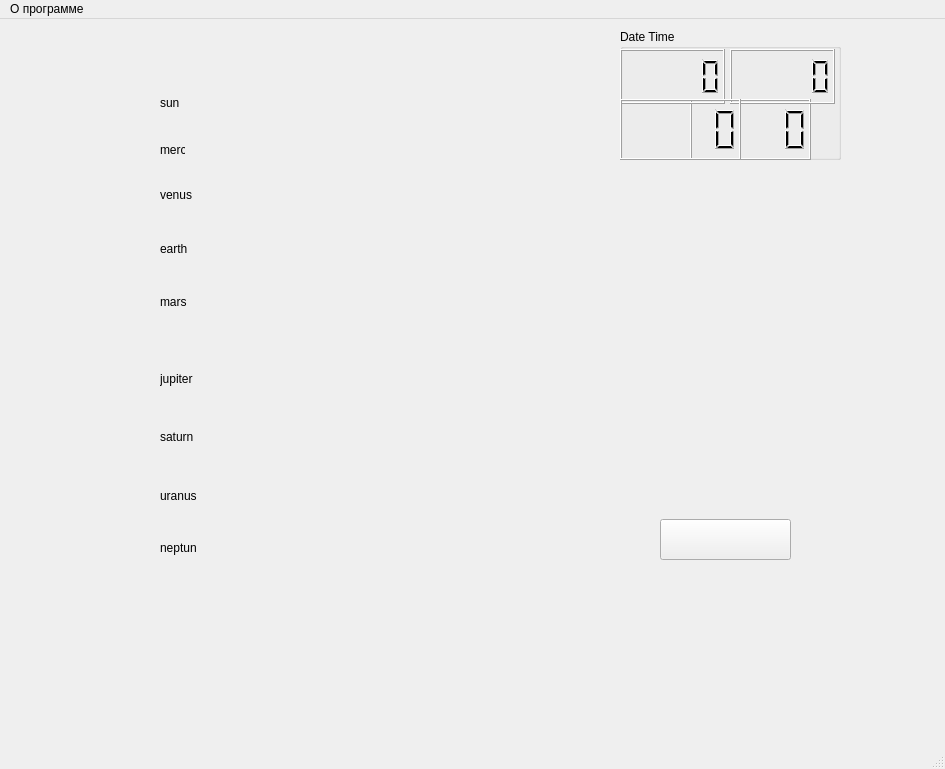
The window that Syzygy/mainwindow.ui (maxpe3447/SyZyGy) describes before a commit, drawn with Qt 5.
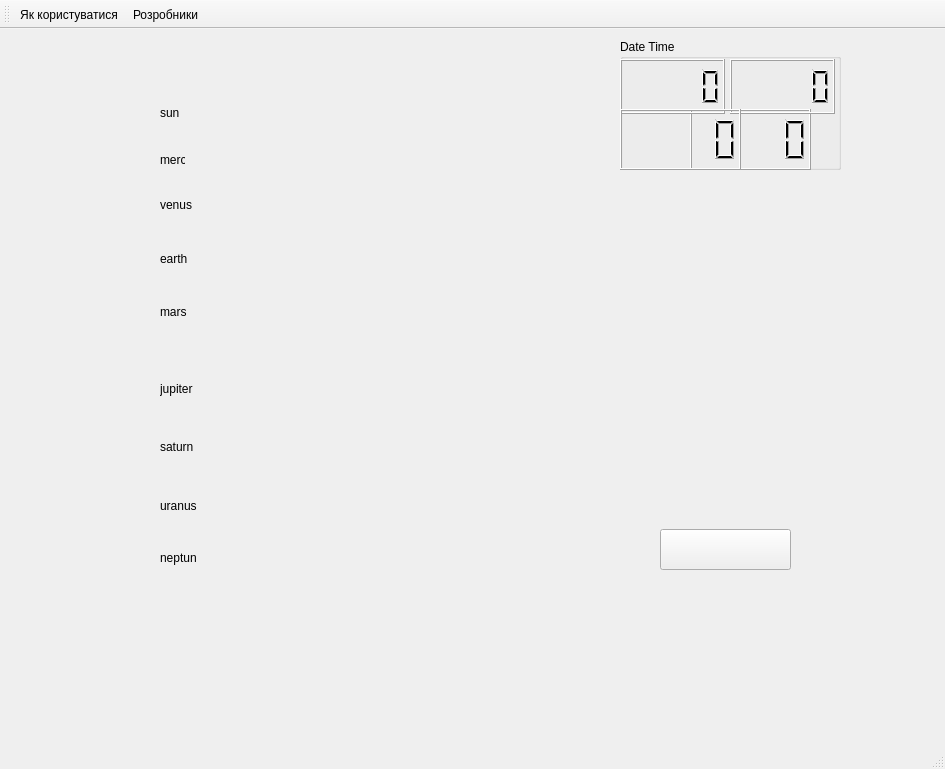
The same window after the commit. Icons and pictures are not drawn.

Patch:
```diff
--- a/Syzygy/mainwindow.ui
+++ b/Syzygy/mainwindow.ui
@@ -302,24 +302,6 @@
    <zorder>pb__</zorder>
    <zorder>pbDisMenu</zorder>
   </widget>
-  <widget class="QMenuBar" name="menubar">
-   <property name="geometry">
-    <rect>
-     <x>0</x>
-     <y>0</y>
-     <width>945</width>
-     <height>21</height>
-    </rect>
-   </property>
-   <widget class="QMenu" name="menu">
-    <property name="title">
-     <string>О программе </string>
-    </property>
-    <addaction name="action"/>
-    <addaction name="action_2"/>
-   </widget>
-   <addaction name="menu"/>
-  </widget>
   <widget class="QStatusBar" name="statusBar">
    <property name="statusTip">
     <string/>
@@ -328,12 +310,25 @@
     <string/>
    </property>
   </widget>
-  <action name="action">
+  <widget class="QToolBar" name="toolBar">
+   <property name="windowTitle">
+    <string>toolBar</string>
+   </property>
+   <attribute name="toolBarArea">
+    <enum>TopToolBarArea</enum>
+   </attribute>
+   <attribute name="toolBarBreak">
+    <bool>false</bool>
+   </attribute>
+   <addaction name="aboutProg"/>
+   <addaction name="dvlprs"/>
+  </widget>
+  <action name="dvlprs">
    <property name="text">
     <string>Розробники</string>
    </property>
   </action>
-  <action name="action_2">
+  <action name="aboutProg">
    <property name="text">
     <string>Як користуватися...</string>
    </property>
```
